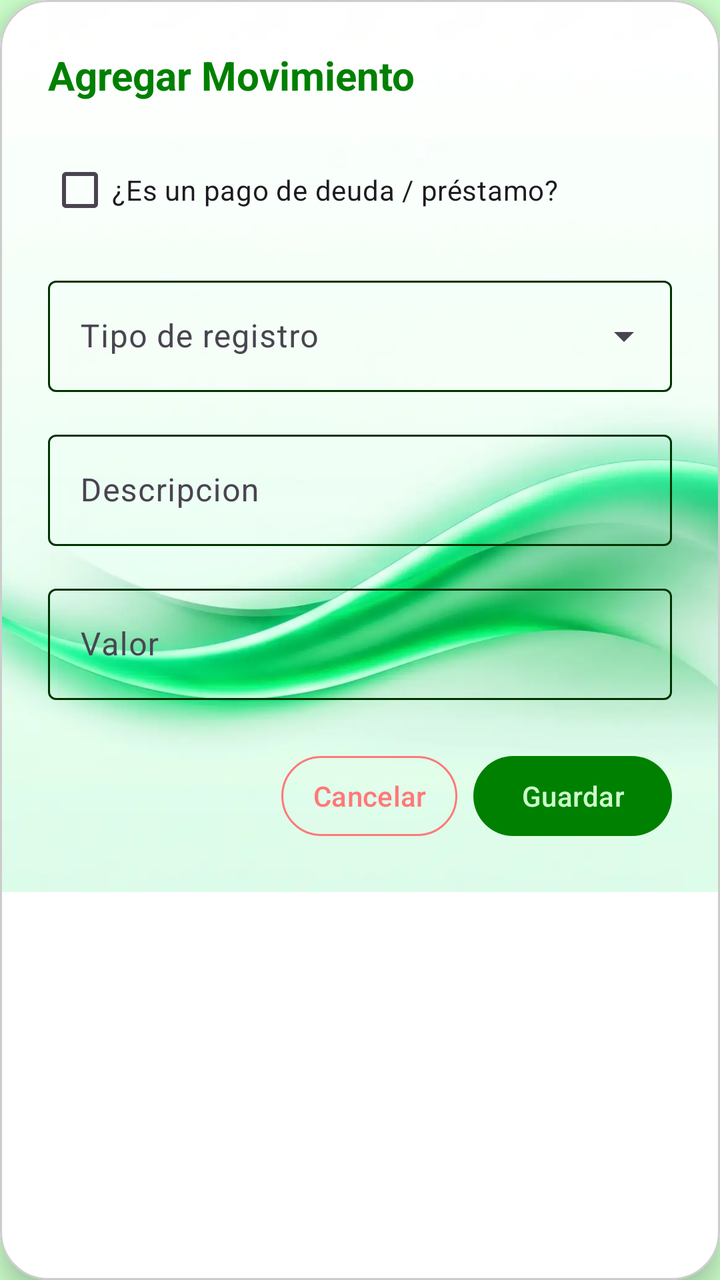
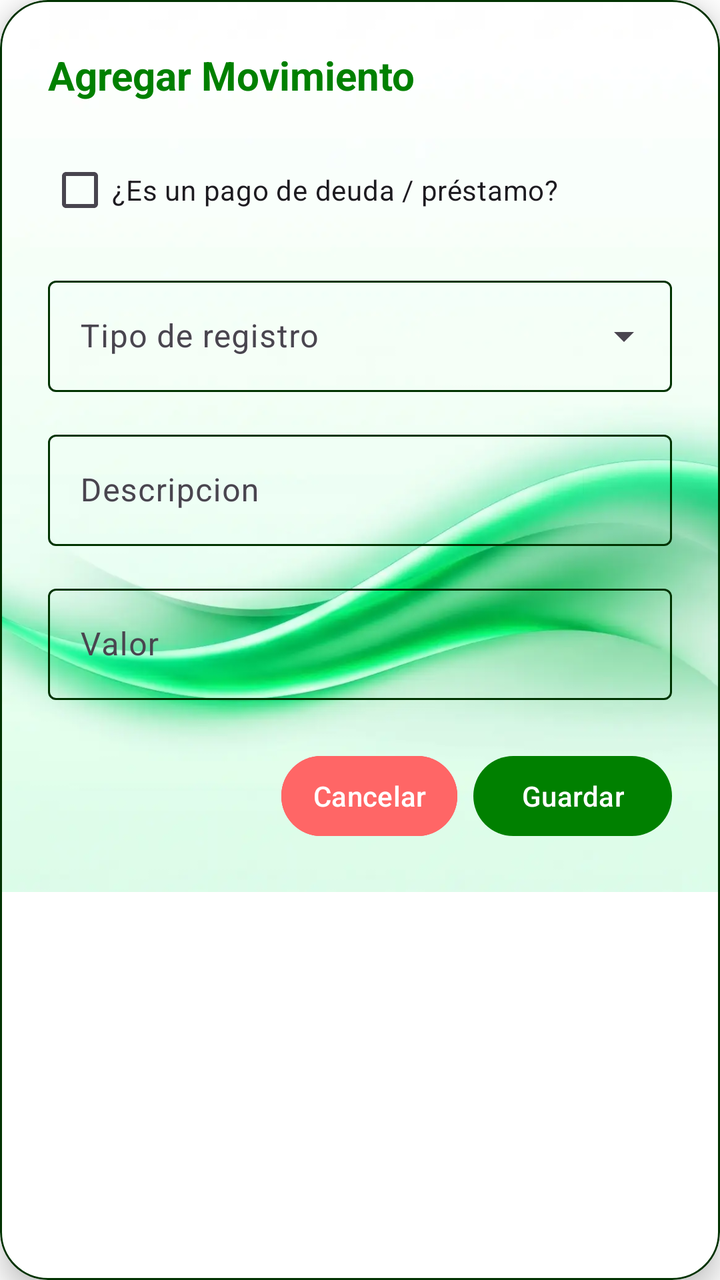

Screens rendered from an Android XML layout before and after an edit, with the pre-edit source and the edit as a unified diff.
<!-- AndroidManifest.xml: application theme Theme.MyLittleFinanControl -->
<!-- res/layout/dialog_agregar_movimiento.xml -->
<?xml version="1.0" encoding="utf-8"?>
<com.google.android.material.card.MaterialCardView xmlns:android="http://schemas.android.com/apk/res/android"
    xmlns:app="http://schemas.android.com/apk/res-auto"
    android:layout_width="match_parent"
    android:layout_height="wrap_content"
    android:layout_margin="16dp"
    app:cardCornerRadius="24dp"
    app:cardElevation="8dp"
    app:cardBackgroundColor="@android:color/white"
    app:strokeWidth="1dp"
    app:strokeColor="#CCCCCC">

    
    <RelativeLayout
        android:layout_width="match_parent"
        android:layout_height="wrap_content">

        
        <ImageView
            android:id="@+id/imagenFondo"
            android:layout_width="match_parent"
            android:layout_height="0dp"
            android:layout_alignTop="@id/scrollViewContenido"
            android:layout_alignBottom="@id/scrollViewContenido"
            android:src="@drawable/background_1"
            android:scaleType="centerCrop" />

        
        <ScrollView
            android:id="@+id/scrollViewContenido"
            android:layout_width="match_parent"
            android:layout_height="wrap_content"
            android:background="@android:color/transparent">

            <LinearLayout
                android:layout_width="match_parent"
                android:layout_height="wrap_content"
                android:orientation="vertical"
                android:padding="24dp">

                <TextView
                    android:id="@+id/tv_titulo_dialogo"
                    android:layout_width="match_parent"
                    android:layout_height="wrap_content"
                    android:layout_marginBottom="20dp"
                    android:text="@string/txtAgregarNota"
                    android:textColor="?attr/colorPrimary"
                    android:textSize="20sp"
                    android:textStyle="bold" />

                <com.google.android.material.checkbox.MaterialCheckBox
                    android:id="@+id/cb_es_pago_deuda"
                    android:layout_width="match_parent"
                    android:layout_height="wrap_content"
                    android:layout_marginBottom="16dp"
                    android:text="¿Es un pago de deuda / préstamo?" />

                <com.google.android.material.textfield.TextInputLayout
                    android:id="@+id/til_seleccion_deuda"
                    style="@style/Widget.Material3.TextInputLayout.OutlinedBox.ExposedDropdownMenu"
                    android:layout_width="match_parent"
                    android:layout_height="wrap_content"
                    android:layout_marginBottom="16dp"
                    android:hint="Selecciona la deuda"
                    android:visibility="gone">

                    <AutoCompleteTextView
                        android:id="@+id/auto_deudas"
                        android:layout_width="match_parent"
                        android:layout_height="wrap_content"
                        android:inputType="none" />
                </com.google.android.material.textfield.TextInputLayout>

                <com.google.android.material.textfield.TextInputLayout
                    android:id="@+id/til_tipo_reg"
                    style="@style/Widget.Material3.TextInputLayout.OutlinedBox.ExposedDropdownMenu"
                    android:layout_width="match_parent"
                    android:layout_height="wrap_content"
                    android:layout_marginBottom="16dp"
                    android:hint="@string/etTipoReg">

                    <AutoCompleteTextView
                        android:id="@+id/auto_tipo_mov"
                        android:layout_width="match_parent"
                        android:layout_height="wrap_content"
                        android:inputType="none" />
                </com.google.android.material.textfield.TextInputLayout>

                <com.google.android.material.textfield.TextInputLayout
                    style="@style/Widget.Material3.TextInputLayout.OutlinedBox"
                    android:layout_width="match_parent"
                    android:layout_height="wrap_content"
                    android:layout_marginBottom="16dp"
                    android:hint="@string/etDescripcion">

                    <com.google.android.material.textfield.TextInputEditText
                        android:id="@+id/etDescripcion"
                        android:layout_width="match_parent"
                        android:layout_height="wrap_content"
                        android:inputType="textCapSentences" />
                </com.google.android.material.textfield.TextInputLayout>

                <com.google.android.material.textfield.TextInputLayout
                    style="@style/Widget.Material3.TextInputLayout.OutlinedBox"
                    android:layout_width="match_parent"
                    android:layout_height="wrap_content"
                    android:layout_marginBottom="24dp"
                    android:hint="@string/etValor">

                    <com.google.android.material.textfield.TextInputEditText
                        android:id="@+id/etValor"
                        android:layout_width="match_parent"
                        android:layout_height="wrap_content"
                        android:inputType="numberDecimal" />
                </com.google.android.material.textfield.TextInputLayout>

                <LinearLayout
                    android:layout_width="match_parent"
                    android:layout_height="wrap_content"
                    android:gravity="end"
                    android:orientation="horizontal">

                    <com.google.android.material.button.MaterialButton
                        android:id="@+id/btn_cancelar"
                        style="@style/Widget.Material3.Button.TextButton"
                        android:layout_width="wrap_content"
                        android:layout_height="wrap_content"
                        android:layout_marginEnd="8dp"
                        android:text="@string/btn_cancelar"
                        app:strokeWidth="1dp"
                        app:strokeColor="@color/accent_alerta"
                        android:textColor="@color/accent_alerta" />

                    <com.google.android.material.button.MaterialButton
                        android:id="@+id/btn_guardar"
                        android:layout_width="wrap_content"
                        android:layout_height="wrap_content"
                        android:text="@string/btn_guardar"
                        app:backgroundTint="@color/primary" />
                </LinearLayout>
            </LinearLayout>
        </ScrollView>
    </RelativeLayout>
</com.google.android.material.card.MaterialCardView>
<!-- resources referenced by this layout -->
<resources>
  <color name="accent_alerta">#FF7878</color>
  <color name="primary">#008000</color>
  <!-- drawable background_1: webp bitmap (drawable, 18726 bytes) -->
  <string name="btn_cancelar">Cancelar</string>
  <string name="btn_guardar">Guardar</string>
  <string name="etDescripcion">Descripcion</string>
  <string name="etTipoReg">Tipo de registro</string>
  <string name="etValor">Valor</string>
  <string name="txtAgregarNota">Agregar Movimiento</string>
  <style name="Theme.MyLittleFinanControl" parent="Base.Theme.MyLittleFinanControl" />
  <style name="Base.Theme.MyLittleFinanControl" parent="Theme.Material3.DayNight.NoActionBar">
          
  
          <item name="colorPrimary">@color/verde_oscuro</item>
  
          <item name="colorOnPrimary">@color/verde_claro</item>
  
  
          <item name="colorPrimaryContainer">@color/verde_transparente</item>
          <item name="colorOnPrimaryContainer">@color/verde_negro</item>
  
  
          <item name="colorSecondary">@color/white</item>
  
          <item name="colorOnSecondary">@color/secondary</item>
  
  
          <item name="colorOutline">@color/verde_negro</item>
  
  
          <item name="colorOnSurface">@color/verde_negro</item>
  
          
          <item name="android:windowBackground">@color/background_light</item>
          <item name="colorSurface">@color/verde_transparente</item>
  
          <item name="colorError">@color/accent_alerta</item>
  
          <item name="colorOnError">@color/accent_alerta</item>
  
          
          <item name="android:statusBarColor">@color/background_light</item>
          <item name="android:windowLightStatusBar">true</item>
      </style>
  <color name="verde_oscuro">#008000</color>
  <color name="verde_claro">#CCFFCC</color>
  <color name="verde_transparente">#5FCCFFCC</color>
  <color name="verde_negro">#003300</color>
  <color name="white">#CCFFCC</color>
  <color name="secondary">#33FF00</color>
  <color name="background_light">#CCFFCC</color>
</resources>

<!-- the commit's change to res/layout/dialog_agregar_movimiento.xml (unified diff, before → after) -->
@@ -8,7 +8,7 @@
     app:cardElevation="8dp"
     app:cardBackgroundColor="@android:color/white"
     app:strokeWidth="1dp"
-    app:strokeColor="#CCCCCC">
+    app:strokeColor="?attr/colorOutline">
 
     
     <RelativeLayout
@@ -128,15 +128,17 @@
                         android:layout_marginEnd="8dp"
                         android:text="@string/btn_cancelar"
                         app:strokeWidth="1dp"
-                        app:strokeColor="@color/accent_alerta"
-                        android:textColor="@color/accent_alerta" />
+                        app:strokeColor="?attr/colorError"
+                        android:textColor="?attr/colorOnPrimary"
+                        android:backgroundTint="?attr/colorError"/>
 
                     <com.google.android.material.button.MaterialButton
                         android:id="@+id/btn_guardar"
                         android:layout_width="wrap_content"
                         android:layout_height="wrap_content"
                         android:text="@string/btn_guardar"
-                        app:backgroundTint="@color/primary" />
+                        android:textColor="?attr/colorOnPrimary"
+                        app:backgroundTint="?attr/colorPrimary" />
                 </LinearLayout>
             </LinearLayout>
         </ScrollView>
<!-- resource entries referenced after the edit -->
@@ -1,7 +1,5 @@
 <!-- resources referenced by this layout -->
 <resources>
-  <color name="accent_alerta">#FF7878</color>
-  <color name="primary">#008000</color>
   <!-- drawable background_1: webp bitmap (drawable, 18726 bytes) -->
   <string name="btn_cancelar">Cancelar</string>
   <string name="btn_guardar">Guardar</string>
@@ -11,45 +9,62 @@
   <string name="txtAgregarNota">Agregar Movimiento</string>
   <style name="Theme.MyLittleFinanControl" parent="Base.Theme.MyLittleFinanControl" />
   <style name="Base.Theme.MyLittleFinanControl" parent="Theme.Material3.DayNight.NoActionBar">
+  
           
+          <item name="colorPrimary">@color/verde_oscuro</item>
+          
+          <item name="colorOnPrimary">@android:color/white</item>
   
-          <item name="colorPrimary">@color/verde_oscuro</item>
-  
-          <item name="colorOnPrimary">@color/verde_claro</item>
-  
-  
-          <item name="colorPrimaryContainer">@color/verde_transparente</item>
+          
+          <item name="colorPrimaryContainer">@color/verde_claro</item>
+          
           <item name="colorOnPrimaryContainer">@color/verde_negro</item>
   
+          
+          <item name="colorSecondary">@color/verde</item>
+          
+          <item name="colorOnSecondary">@color/verde_negro</item>
   
-          <item name="colorSecondary">@color/white</item>
+          
+          <item name="colorSecondaryContainer">@color/verde_transparente</item>
+          <item name="colorOnSecondaryContainer">@color/verde_negro</item>
   
-          <item name="colorOnSecondary">@color/secondary</item>
+          
+          <item name="colorTertiary">@color/verde_blanco_transparente</item>
+          <item name="colorOnTertiary">@color/verde_negro</item>
   
-  
+          
           <item name="colorOutline">@color/verde_negro</item>
   
-  
+          
           <item name="colorOnSurface">@color/verde_negro</item>
   
           
-          <item name="android:windowBackground">@color/background_light</item>
-          <item name="colorSurface">@color/verde_transparente</item>
-  
-          <item name="colorError">@color/accent_alerta</item>
-  
-          <item name="colorOnError">@color/accent_alerta</item>
+          
+          <item name="android:windowBackground">@android:color/white</item>
+          
+          <item name="colorSurface">@color/verde_blanco_transparente</item>
   
           
-          <item name="android:statusBarColor">@color/background_light</item>
+          <item name="colorError">@color/rojo_alerta</item>
+          <item name="colorOnError">@color/rojo_transparente</item>
+  
+          
+          <item name="android:statusBarColor">@android:color/white</item>
           <item name="android:windowLightStatusBar">true</item>
+  
+          
+          <item name="colorSurfaceVariant">#E0E0E0</item>
+          <item name="colorOnSurfaceVariant">#49454F</item>
+  
       </style>
   <color name="verde_oscuro">#008000</color>
   <color name="verde_claro">#CCFFCC</color>
   <color name="verde_transparente">#5FCCFFCC</color>
+  <color name="verde_blanco_transparente">#D3F6FFF6</color>
+  <color name="rojo_alerta">#FF6666</color>
+  <color name="rojo_transparente">#7BF69F9F</color>
   <color name="verde_negro">#003300</color>
-  <color name="white">#CCFFCC</color>
-  <color name="secondary">#33FF00</color>
-  <color name="background_light">#CCFFCC</color>
+  <color name="verde">#00C292</color>
 </resources>
 
